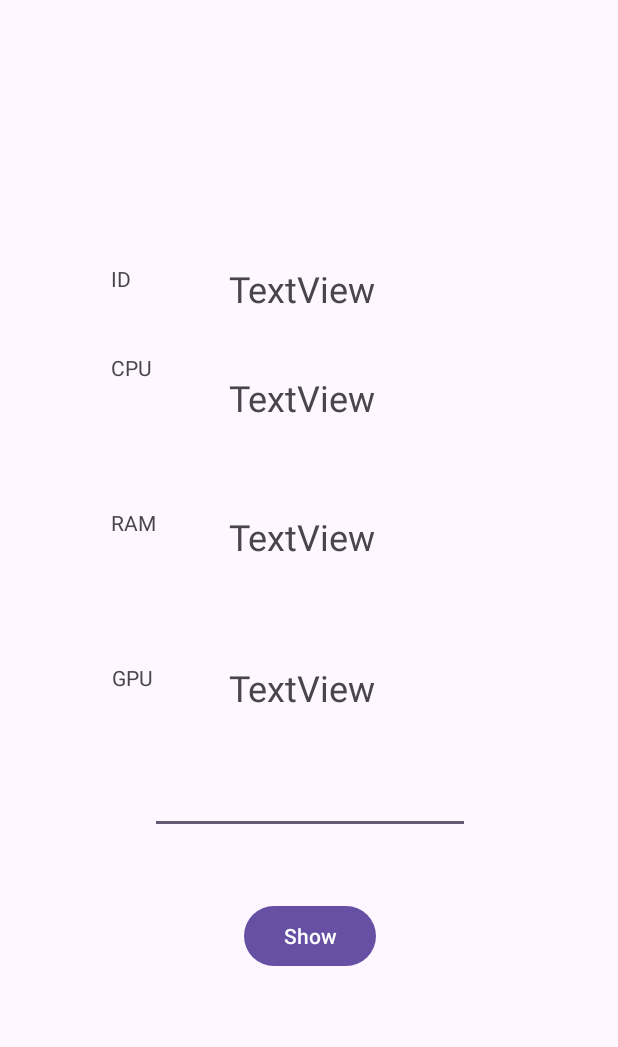
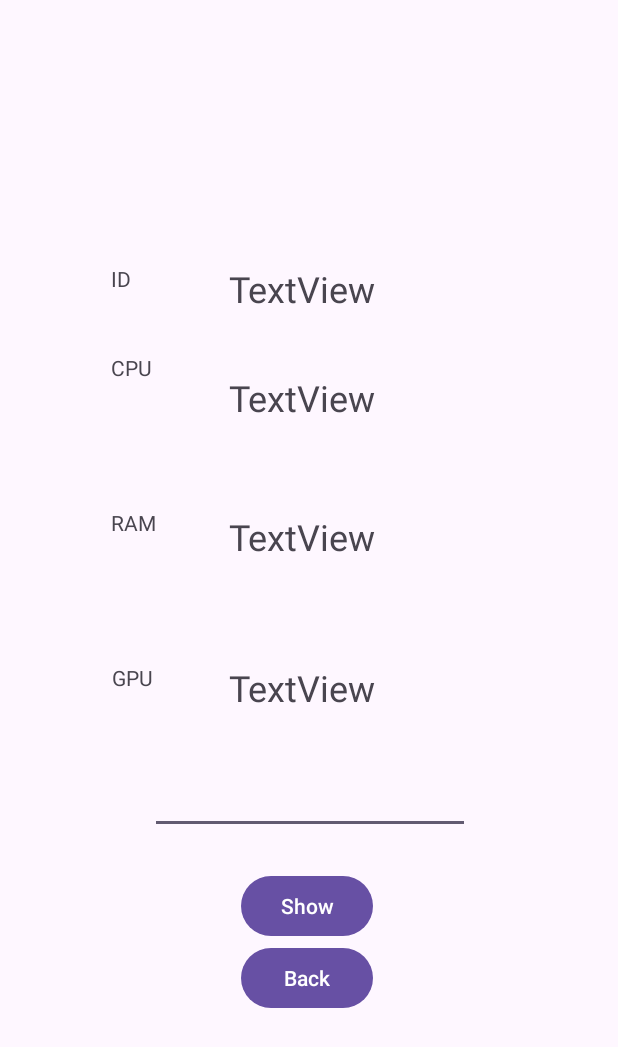
Before and after one commit to peanut727/code-dumps, an Android app: the MainActity_Home screen opened directly, with no data from a screen before it, after a tap on "Show", on a phone screen of 412 x 824 dp. Shown: the top 1047 px of the screen. Run offline under Robolectric (Android 15) with nearby library versions, the phone set to English and light mode, and no system bars.

Commit message:
i love repeating my code

```diff
--- a/Android Experimentations/inventory/app/src/main/java/com/example/inventory/MainActity_Home.java
+++ b/Android Experimentations/inventory/app/src/main/java/com/example/inventory/MainActity_Home.java
@@ -1,5 +1,6 @@
 package com.example.inventory;
 
+import android.content.Intent;
 import android.content.SharedPreferences;
 import android.os.Bundle;
 import android.view.View;
@@ -20,12 +21,21 @@ public class MainActity_Home extends AppCompatActivity {
     SharedPreferences sharedPrefs;
     public static final String SHARED_PREFS_NAME = "myPref";
     TextView shwID, shwCpu, shwRam, shwGpu;
-    Button srchBtn;
+    Button srchBtn, backBtn;
     EditText textSearch;
     public String key_id  = "id";
     public String key_cpu = "cpu";
     public String key_ram = "ram";
     public String key_gpu = "gpu";
+    public String key_id2  = "id2";
+    public String key_cpu2= "cpu2";
+    public String key_ram2 = "ram2";
+    public String key_gpu2 = "gpu2";
+
+    public String key_id3  = "id3";
+    public String key_cpu3 = "cpu3";
+    public String key_ram3 = "ram3";
+    public String key_gpu3 = "gpu3";
 
     @Override
     protected void onCreate(Bundle savedInstanceState) {
@@ -33,57 +43,54 @@ public class MainActity_Home extends AppCompatActivity {
         EdgeToEdge.enable(this);
         setContentView(R.layout.activity_main_actity_home);
 
-        shwID  = findViewById(R.id.tvID);
-        shwCpu = findViewById(R.id.tvCpu);
-        shwRam = findViewById(R.id.tvRam);
-        shwGpu = findViewById(R.id.tvGpu);
-        srchBtn = findViewById(R.id.showBtn);
+        shwID      = findViewById(R.id.tvID);
+        shwCpu     = findViewById(R.id.tvCpu);
+        shwRam     = findViewById(R.id.tvRam);
+        shwGpu     = findViewById(R.id.tvGpu);
+        srchBtn    = findViewById(R.id.showBtn);
+        backBtn    = findViewById(R.id.bkButton);
         textSearch = findViewById(R.id.searchText);
 
         srchBtn.setOnClickListener(new View.OnClickListener() {
             @Override
             public void onClick(View v) {
-
-                //loadData();
                 searchData();
-
             }
         });
-    }
 
-    public void loadData() {
-        sharedPrefs = getSharedPreferences(SHARED_PREFS_NAME, MODE_PRIVATE);
-
-        String id  = sharedPrefs.getString(key_id, null);
-        String cpu = sharedPrefs.getString(key_cpu, null);
-        String ram = sharedPrefs.getString(key_ram, null);
-        String gpu = sharedPrefs.getString(key_gpu, null);
-
-        if (id != null || cpu != null || ram != null || gpu != null) {
-            shwID.setText(id);
-            shwCpu.setText(cpu);
-            shwRam.setText(ram);
-            shwGpu.setText(gpu);
-        }
+        backBtn.setOnClickListener(new View.OnClickListener() {
+            @Override
+            public void onClick(View v) {
+                Intent intent = new Intent(MainActity_Home.this, MainActivity.class);
+                startActivity(intent);
+            }
+        });
     }
 
     public void searchData() {
         sharedPrefs = getSharedPreferences(SHARED_PREFS_NAME, MODE_PRIVATE);
 
-        String id  = sharedPrefs.getString(key_id, null);
-        String cpu = sharedPrefs.getString(key_cpu, null);
-        String ram = sharedPrefs.getString(key_ram, null);
-        String gpu = sharedPrefs.getString(key_gpu, null);
+        String[] keys    = {key_id, key_id2, key_id3};
+        String[] cpuKeys = {key_cpu, key_cpu2, key_cpu3};
+        String[] ramKeys = {key_ram, key_ram2, key_ram3};
+        String[] gpuKeys = {key_gpu, key_gpu2, key_gpu3};
 
         String data = textSearch.getText().toString().trim();
 
-        if (id != null && data.equals(id)) {
-            shwID.setText(id);
-            shwCpu.setText(cpu);
-            shwRam.setText(ram);
-            shwGpu.setText(gpu);
-        } else {
-            Toast.makeText(this, "Non-Existent", Toast.LENGTH_SHORT).show();
+        for (int i = 0; i < keys.length; i++) {
+            String id =  sharedPrefs.getString(keys[i], null);
+            String cpu = sharedPrefs.getString(cpuKeys[i], null);
+            String ram = sharedPrefs.getString(ramKeys[i], null);
+            String gpu = sharedPrefs.getString(gpuKeys[i], null);
+
+            if (id != null && data.equals(id)) {
+                shwID.setText(id);
+                shwCpu.setText(cpu);
+                shwRam.setText(ram);
+                shwGpu.setText(gpu);
+                return;
+            }
         }
+        Toast.makeText(this, "Non-Existent", Toast.LENGTH_SHORT).show();
     }
 }
--- a/Android Experimentations/inventory/app/src/main/java/com/example/inventory/MainActivity.java
+++ b/Android Experimentations/inventory/app/src/main/java/com/example/inventory/MainActivity.java
@@ -21,13 +21,11 @@ public class MainActivity extends AppCompatActivity {
     public String key_cpu = "cpu";
     public String key_ram = "ram";
     public String key_gpu = "gpu";
-
-    public static final String SHARED_PREFS_NAME2 = "myPref2";
     public String key_id2  = "id2";
     public String key_cpu2= "cpu2";
     public String key_ram2 = "ram2";
     public String key_gpu2 = "gpu2";
-    public static final String SHARED_PREFS_NAME3 = "myPref3";
+
     public String key_id3  = "id3";
     public String key_cpu3 = "cpu3";
     public String key_ram3 = "ram3";
--- a/Android Experimentations/inventory/app/src/main/res/layout/activity_main_actity_home.xml
+++ b/Android Experimentations/inventory/app/src/main/res/layout/activity_main_actity_home.xml
@@ -11,9 +11,10 @@
         android:id="@+id/showBtn"
         android:layout_width="wrap_content"
         android:layout_height="wrap_content"
-        android:layout_marginTop="44dp"
+        android:layout_marginTop="24dp"
         android:text="Show"
         app:layout_constraintEnd_toEndOf="@+id/searchText"
+        app:layout_constraintHorizontal_bias="0.483"
         app:layout_constraintStart_toStartOf="@+id/searchText"
         app:layout_constraintTop_toBottomOf="@+id/searchText" />
 
@@ -121,4 +122,14 @@
         app:layout_constraintStart_toStartOf="@+id/tvGpu"
         app:layout_constraintTop_toBottomOf="@+id/tvGpu" />
 
+    <Button
+        android:id="@+id/bkButton"
+        android:layout_width="wrap_content"
+        android:layout_height="wrap_content"
+        android:text="Back"
+        app:layout_constraintEnd_toEndOf="@+id/showBtn"
+        app:layout_constraintHorizontal_bias="1.0"
+        app:layout_constraintStart_toStartOf="@+id/showBtn"
+        app:layout_constraintTop_toBottomOf="@+id/showBtn" />
+
 </androidx.constraintlayout.widget.ConstraintLayout>
```
